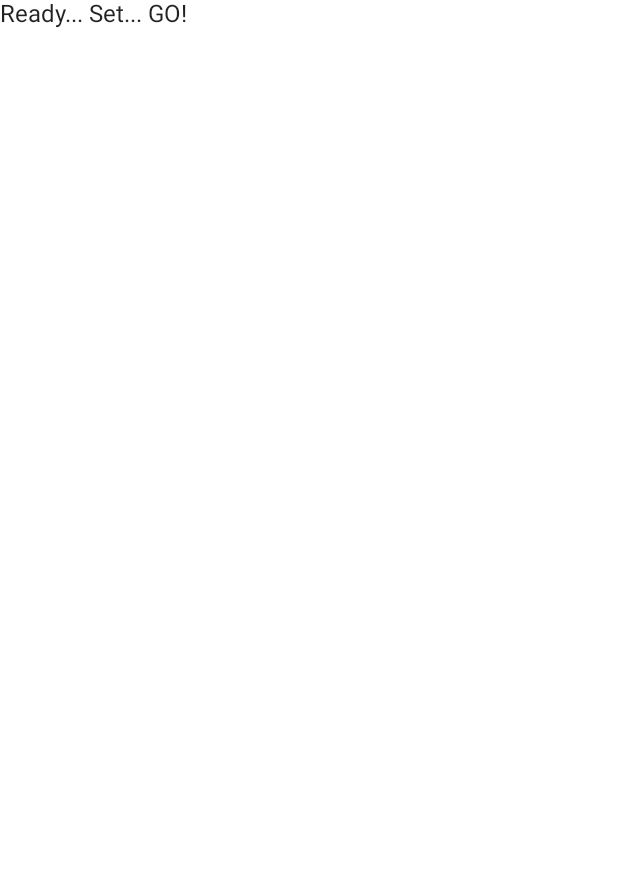
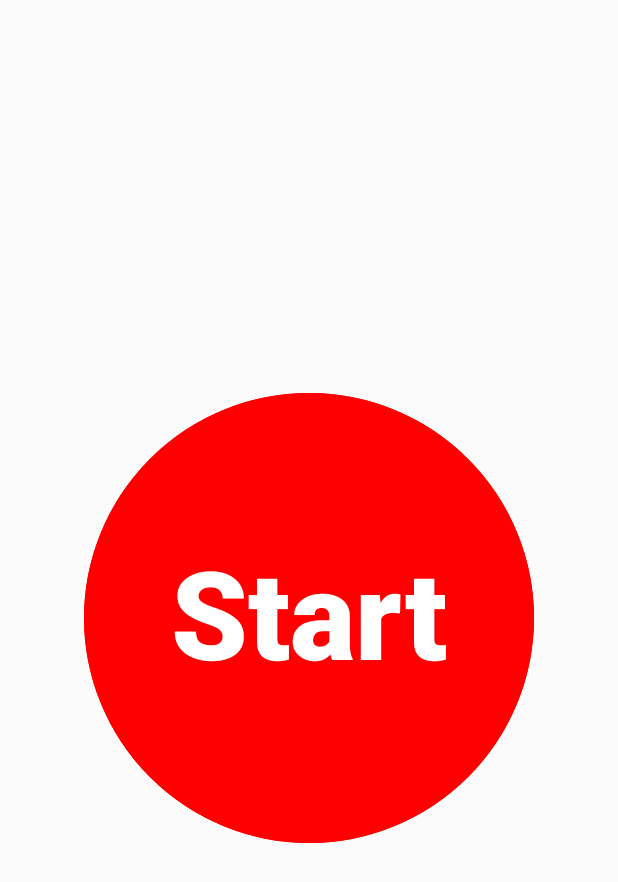
Before and after one commit to raipankaj/AndroidDevChallengeCountdownTimer, an Android app built with Jetpack Compose: the screen it shows after launch (MainActivity), on a phone screen of 412 x 824 dp. Before the commit the part shown is almost empty. Shown: the top 882 px of the screen. Run offline under Robolectric (Android 15) with nearby library versions, the phone set to English and light mode, and no system bars.

Commit message:
Added red theme

```diff
--- a/app/src/main/java/com/example/androiddevchallenge/MainActivity.kt
+++ b/app/src/main/java/com/example/androiddevchallenge/MainActivity.kt
@@ -18,44 +18,152 @@ package com.example.androiddevchallenge
 import android.os.Bundle
 import androidx.activity.compose.setContent
 import androidx.appcompat.app.AppCompatActivity
+import androidx.compose.animation.animateColorAsState
+import androidx.compose.animation.core.*
+import androidx.compose.foundation.Canvas
+import androidx.compose.foundation.border
+import androidx.compose.foundation.clickable
+import androidx.compose.foundation.layout.Box
+import androidx.compose.foundation.layout.fillMaxSize
+import androidx.compose.foundation.layout.size
+import androidx.compose.foundation.shape.CircleShape
 import androidx.compose.material.MaterialTheme
 import androidx.compose.material.Surface
 import androidx.compose.material.Text
-import androidx.compose.runtime.Composable
-import androidx.compose.ui.tooling.preview.Preview
+import androidx.compose.runtime.*
+import androidx.compose.ui.Alignment
+import androidx.compose.ui.Modifier
+import androidx.compose.ui.draw.clip
+import androidx.compose.ui.graphics.Color
+import androidx.compose.ui.graphics.drawscope.translate
+import androidx.compose.ui.text.TextStyle
+import androidx.compose.ui.text.font.FontWeight
+import androidx.compose.ui.unit.dp
+import androidx.compose.ui.unit.sp
 import com.example.androiddevchallenge.ui.theme.MyTheme
+import kotlinx.coroutines.delay
+import kotlinx.coroutines.isActive
 
 class MainActivity : AppCompatActivity() {
     override fun onCreate(savedInstanceState: Bundle?) {
         super.onCreate(savedInstanceState)
         setContent {
             MyTheme {
-                MyApp()
+                // A surface container using the 'background' color from the theme
+                Surface(color = Color(251,251,251)) {
+                    Box(Modifier.fillMaxSize(), contentAlignment = Alignment.Center) {
+                        var startCountDownTimer by remember { mutableStateOf(false) }
+                        var countdownTimer by remember { mutableStateOf(100) }
+
+                        if (startCountDownTimer) {
+                            LaunchedEffect(key1 = false) {
+                                while (isActive && countdownTimer > 0) {
+                                    delay(1000)
+                                    countdownTimer -= 1
+                                }
+                            }
+                        }
+
+                        Box(
+                            modifier = Modifier
+                                .size(300.dp)
+                                .border(6.dp, color = Color.Red, CircleShape)
+                                .clip(CircleShape)
+
+                                .clickable {
+                                    startCountDownTimer = startCountDownTimer.not()
+
+                                    if (countdownTimer == 0) {
+                                        countdownTimer = 100
+                                    }
+                                },
+                            contentAlignment = Alignment.Center
+                        ) {
+
+                            WaterWave(countdownTimer, startCountDownTimer)
+                            Timer(countdownTimer, startCountDownTimer)
+                        }
+                    }
+                }
             }
         }
     }
 }
 
-// Start building your app here!
 @Composable
-fun MyApp() {
-    Surface(color = MaterialTheme.colors.background) {
-        Text(text = "Ready... Set... GO!")
+fun Timer(countdownTimer: Int, timerStarted: Boolean) {
+    val fontColor by animateColorAsState(
+        targetValue = when (countdownTimer) {
+            in 60..100 -> Color.White
+            in 20..59 -> Color.Black
+            else -> Color.Red
+        }
+    )
+
+    Text(
+        text = getStatus(countdownTimer, timerStarted),
+        style = TextStyle(
+            color = fontColor,
+            fontWeight = FontWeight.ExtraBold, fontSize = 82.sp
+        )
+    )
+}
+
+private fun getStatus(countdownTimer: Int, timerStarted: Boolean): String {
+    return when {
+        countdownTimer == 0 || countdownTimer == 100 -> "Start"
+        timerStarted.not() -> "Pause"
+        else -> countdownTimer.toString()
     }
 }
 
-@Preview("Light Theme", widthDp = 360, heightDp = 640)
 @Composable
-fun LightPreview() {
-    MyTheme {
-        MyApp()
+fun WaterWave(countdownTimer: Int, timerStarted: Boolean) {
+
+    val waveWidth = 250
+    val path = androidx.compose.ui.graphics.Path()
+    val originalY by animateIntAsState(
+        targetValue =
+        if (countdownTimer == 0) 300 else Math.abs(countdownTimer.times(3) - 300)
+    )
+
+    val waveHump by animateFloatAsState(targetValue = if (timerStarted) 40f else 0f)
+
+    val deltaXAnim = rememberInfiniteTransition()
+    val dx by deltaXAnim.animateFloat(
+        initialValue = 0f,
+        targetValue = 1f,
+        animationSpec = infiniteRepeatable(
+            animation = tween(500, easing = LinearEasing)
+        )
+    )
+
+    Canvas(modifier = Modifier.fillMaxSize()) {
+        translate {
+            drawPath(path = path, Color.Red)
+            path.reset()
+
+            val halfWaveWidth = waveWidth / 2
+            path.moveTo(-waveWidth + (waveWidth * dx), originalY.dp.toPx())
+
+            for (i in -waveWidth..(size.width.toInt() + waveWidth) step waveWidth) {
+                path.relativeQuadraticBezierTo(
+                    20f,
+                    waveHump,
+                    halfWaveWidth.toFloat(),
+                    0f
+                )
+                path.relativeQuadraticBezierTo(
+                    halfWaveWidth.toFloat() / 2,
+                    waveHump,
+                    halfWaveWidth.toFloat(),
+                    0f
+                )
+            }
+
+            path.lineTo(size.width, size.height)
+            path.lineTo(0f, size.height)
+            path.close()
+        }
     }
 }
-
-@Preview("Dark Theme", widthDp = 360, heightDp = 640)
-@Composable
-fun DarkPreview() {
-    MyTheme(darkTheme = true) {
-        MyApp()
-    }
-}
--- a/app/src/main/res/values/themes.xml
+++ b/app/src/main/res/values/themes.xml
@@ -13,7 +13,7 @@
     <style name="Theme.AndroidDevChallenge" parent="Theme.MaterialComponents.DayNight.DarkActionBar">
         <!-- Primary brand color. -->
         <item name="colorPrimary">@color/purple_500</item>
-        <item name="colorPrimaryVariant">@color/purple_700</item>
+        <item name="colorPrimaryVariant">#FF5722</item>
         <item name="colorOnPrimary">@color/white</item>
         <!-- Secondary brand color. -->
         <item name="colorSecondary">@color/teal_200</item>
```
